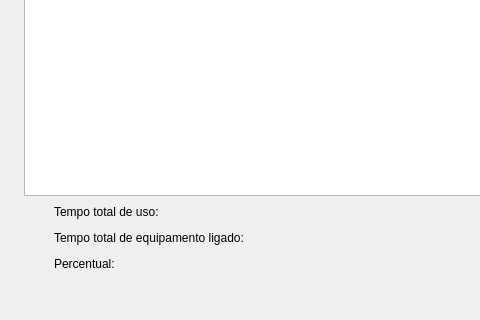
Old version of the form GUI/telaHistDeUso.ui in the repository gpenello/ControleDeUso; both pictures show x 0 to 480 and y 280 to 600 of the 600 by 600 pixel window.
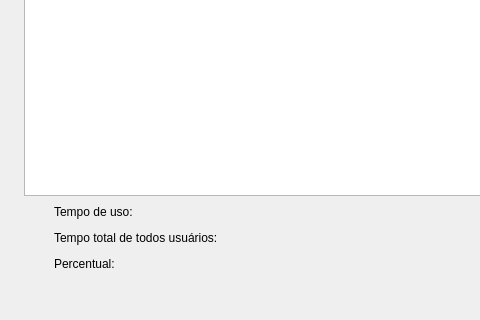
New version of the form.

Commit message: Removendo tela cheia como padrão. Adicionando PPT

```diff
--- a/GUI/telaHistDeUso.ui
+++ b/GUI/telaHistDeUso.ui
@@ -395,7 +395,7 @@
            </sizepolicy>
           </property>
           <property name="text">
-           <string>Tempo total de uso:       </string>
+           <string>Tempo de uso:       </string>
           </property>
          </widget>
         </item>
@@ -454,7 +454,7 @@
            </sizepolicy>
           </property>
           <property name="text">
-           <string>Tempo total de equipamento ligado:       </string>
+           <string>Tempo total de todos usuários:       </string>
           </property>
          </widget>
         </item>
```
Left out of the diff: 2 changed lines with no effect on the pictures. The commit also changes 2 other files.
